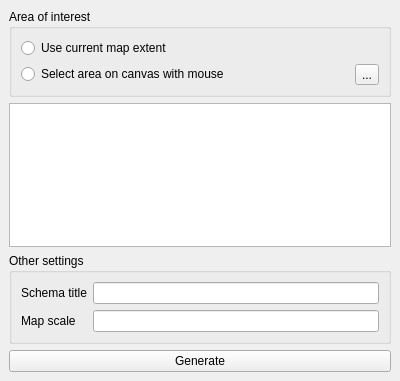
nextgis/qgis_simplereports, file ui/simplereportswidgetbase.ui: the form before one commit.
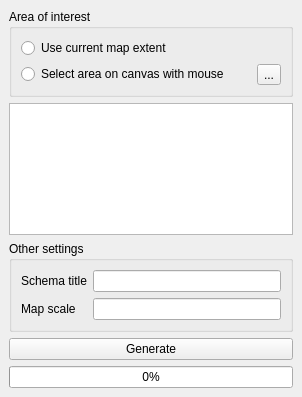
The form after the commit. Icons and pictures are not drawn.

The edit to the form file:
```diff
--- a/ui/simplereportswidgetbase.ui
+++ b/ui/simplereportswidgetbase.ui
@@ -6,8 +6,8 @@
    <rect>
     <x>0</x>
     <y>0</y>
-    <width>400</width>
-    <height>381</height>
+    <width>302</width>
+    <height>397</height>
    </rect>
   </property>
   <property name="windowTitle">
@@ -126,6 +126,13 @@
       </property>
      </widget>
     </item>
+    <item>
+     <widget class="QProgressBar" name="progressBar">
+      <property name="value">
+       <number>0</number>
+      </property>
+     </widget>
+    </item>
    </layout>
   </widget>
  </widget>
```
